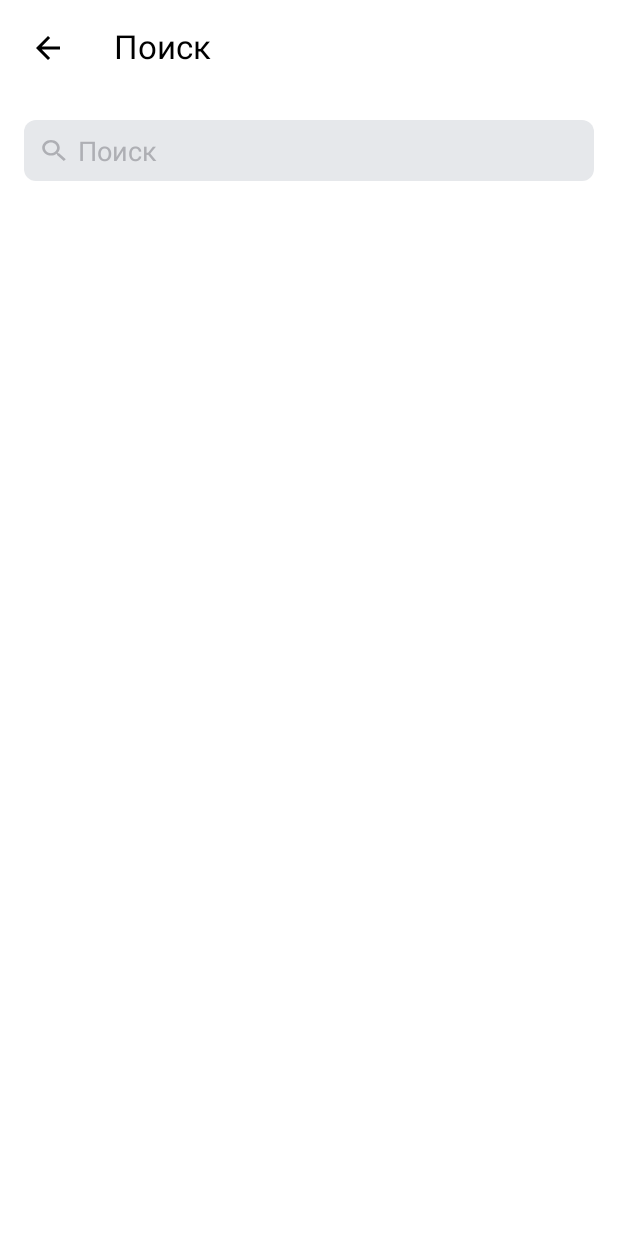
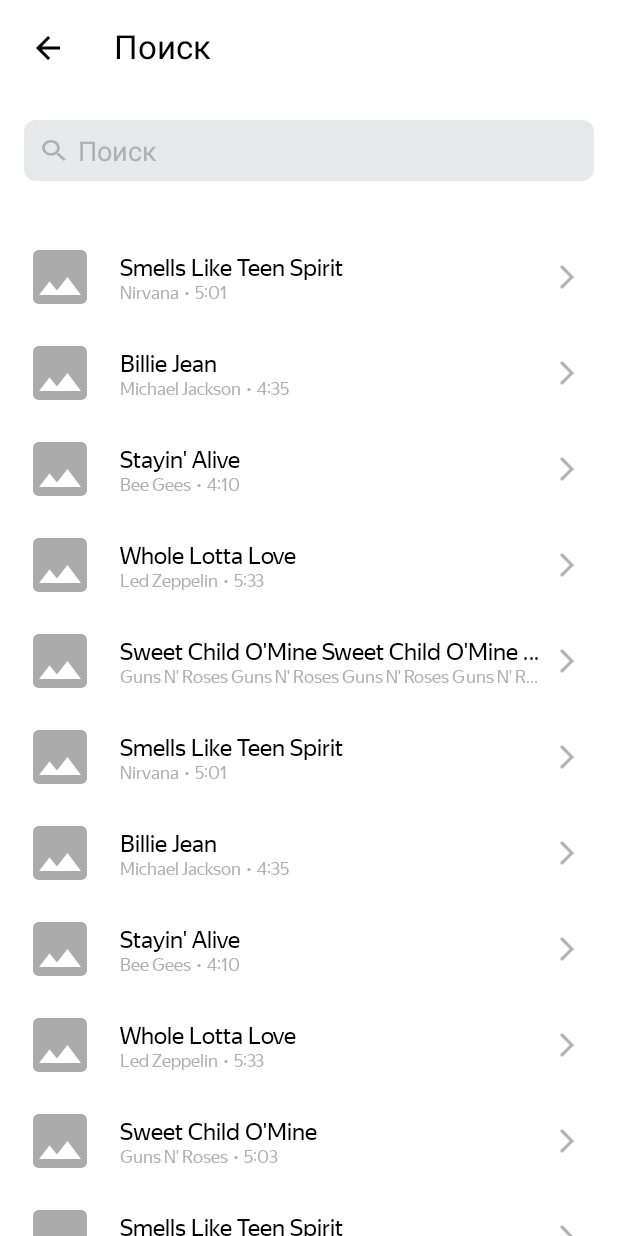
Before and after one commit to anonim-no/Playlist_Maker, an Android app: the SearchActivity screen opened directly, with no data from a screen before it, on a phone screen of 412 x 824 dp. Run offline under Robolectric (Android 15) with nearby library versions, the phone set to English and light mode, and no system bars; pictures from the network do not load.

Commit message:
- реализован RecyclerView для результатов поиска на моках

```diff
--- a/app/build.gradle
+++ b/app/build.gradle
@@ -9,7 +9,7 @@ android {
 
     defaultConfig {
         applicationId "com.example.playlistmaker"
-        minSdk 24
+        minSdk 28
         targetSdk 33
         versionCode 1
         versionName "1.0"
@@ -41,4 +41,6 @@ dependencies {
     testImplementation 'junit:junit:4.13.2'
     androidTestImplementation 'androidx.test.ext:junit:1.1.3'
     androidTestImplementation 'androidx.test.espresso:espresso-core:3.4.0'
+    implementation 'com.github.bumptech.glide:glide:4.14.2'
+    annotationProcessor 'com.github.bumptech.glide:compiler:4.14.2'
 }
--- a/app/src/main/AndroidManifest.xml
+++ b/app/src/main/AndroidManifest.xml
@@ -1,6 +1,8 @@
 <?xml version="1.0" encoding="utf-8"?>
 <manifest xmlns:android="http://schemas.android.com/apk/res/android"
     xmlns:tools="http://schemas.android.com/tools">
+
+    <uses-permission android:name="android.permission.INTERNET" />
 
     <application
         android:allowBackup="true"
@@ -18,7 +20,7 @@
             android:name=".MediaLibraryActivity"
             android:exported="false" />
         <activity
-            android:name=".SearchActivity"
+            android:name=".search.SearchActivity"
             android:exported="false" />
         <activity
             android:name=".MainActivity"
--- a/app/src/main/java/com/example/playlistmaker/MainActivity.kt
+++ b/app/src/main/java/com/example/playlistmaker/MainActivity.kt
@@ -4,6 +4,7 @@ import android.content.Intent
 import androidx.appcompat.app.AppCompatActivity
 import android.os.Bundle
 import android.widget.Button
+import com.example.playlistmaker.search.SearchActivity
 
 class MainActivity : AppCompatActivity() {
     override fun onCreate(savedInstanceState: Bundle?) {
--- a/app/src/main/java/com/example/playlistmaker/SearchActivity.kt
+++ /dev/null
@@ -1,95 +0,0 @@
-package com.example.playlistmaker
-
-import android.os.Bundle
-import android.text.Editable
-import android.text.TextWatcher
-import android.view.View
-import android.view.inputmethod.InputMethodManager
-import android.widget.EditText
-import android.widget.ImageView
-import androidx.appcompat.app.AppCompatActivity
-
-class SearchActivity : AppCompatActivity() {
-
-    companion object {
-        const val SEARCH_QUERY = "SEARCH_QUERY"
-    }
-
-    // в переменную сохраняется текст из поисковой строки при изменении
-    private var searchInputQwery = ""
-
-    private lateinit var searchInput: EditText
-    private lateinit var searchInputClearButton: ImageView
-    private val searchInputTextWatcher = object : TextWatcher {
-        override fun onTextChanged(s: CharSequence?, start: Int, before: Int, count: Int) {
-            // при изменении текста скрываем или показываем кнопку очистки формы
-            searchInputClearButton.visibility = clearButtonVisibility(s)
-            // сохраняем тест в переменную
-            searchInputQwery = s.toString()
-        }
-        override fun beforeTextChanged(s: CharSequence?, start: Int, count: Int, after: Int) {}
-        override fun afterTextChanged(s: Editable?) {}
-    }
-
-    override fun onCreate(savedInstanceState: Bundle?) {
-        super.onCreate(savedInstanceState)
-        setContentView(R.layout.activity_search)
-
-        init()
-    }
-
-    private fun init() {
-
-        // закрываем SearchActivity и возвращаемся на предыдущее
-        findViewById<ImageView>(R.id.back_to_main_activity).setOnClickListener {
-            finish()
-        }
-
-        searchInput = findViewById(R.id.input_search_form)
-        // ставим фокус на форму поиска
-        searchInput.requestFocus()
-        // к форме поиска добавляем обработчик ввода текста
-        searchInput.addTextChangedListener(searchInputTextWatcher)
-
-        searchInputClearButton = findViewById(R.id.clear_search_form)
-        // при запуске скрываем или показываем кнопку очистки формы
-        searchInputClearButton.visibility = clearButtonVisibility(searchInput.text)
-        // очищаем форму поиска
-        searchInputClearButton.setOnClickListener {
-            clearSearchForm()
-        }
-    }
-
-    private fun clearSearchForm() {
-        searchInput.setText("")
-
-        // Прячем клавиатуру
-        val view = this.currentFocus
-        if (view != null) {
-            val imm = getSystemService(INPUT_METHOD_SERVICE) as InputMethodManager
-            imm.hideSoftInputFromWindow(view.windowToken, 0)
-        }
-    }
-
-    private fun clearButtonVisibility(s: CharSequence?): Int {
-        return if (s.isNullOrEmpty()) {
-            View.GONE
-        } else {
-            View.VISIBLE
-        }
-    }
-
-    // перед уничтожением активити сохраняем всё что введено в поле поискового запроса
-    override fun onSaveInstanceState(outState: Bundle) {
-        super.onSaveInstanceState(outState)
-        outState.putString(SEARCH_QUERY, searchInputQwery)
-    }
-
-    // восстанавливаем текст и помещаем в EditText
-    override fun onRestoreInstanceState(savedInstanceState: Bundle) {
-        super.onRestoreInstanceState(savedInstanceState)
-        searchInputQwery = savedInstanceState.getString(SEARCH_QUERY,"")
-        searchInput.setText(searchInputQwery)
-    }
-
-}
--- /dev/null
+++ b/app/src/main/java/com/example/playlistmaker/models/Track.kt
@@ -0,0 +1,10 @@
+package com.example.playlistmaker.models
+
+class Track (
+    val trackName: String, // Название композиции
+    val artistName: String, // Имя исполнителя
+    val trackTime: String, // Продолжительность трека
+    val artworkUrl100: String, // Ссылка на изображение обложки
+){
+
+}
--- /dev/null
+++ b/app/src/main/java/com/example/playlistmaker/search/SearchActivity.kt
@@ -0,0 +1,186 @@
+package com.example.playlistmaker.search
+
+import android.os.Bundle
+import android.text.Editable
+import android.text.TextWatcher
+import android.view.View
+import android.view.inputmethod.InputMethodManager
+import android.widget.EditText
+import android.widget.ImageView
+import androidx.appcompat.app.AppCompatActivity
+import androidx.recyclerview.widget.RecyclerView
+import com.example.playlistmaker.R
+import com.example.playlistmaker.models.Track
+
+class SearchActivity : AppCompatActivity() {
+
+    companion object {
+        const val SEARCH_QUERY = "SEARCH_QUERY"
+    }
+
+    // в переменную сохраняется текст из поисковой строки при изменении
+    private var searchInputQwery = ""
+
+    private lateinit var searchInput: EditText
+    private lateinit var searchInputClearButton: ImageView
+
+    private val searchInputTextWatcher = object : TextWatcher {
+        override fun onTextChanged(s: CharSequence?, start: Int, before: Int, count: Int) {
+            // при изменении текста скрываем или показываем кнопку очистки формы
+            searchInputClearButton.visibility = clearButtonVisibility(s)
+            // сохраняем тест в переменную
+            searchInputQwery = s.toString()
+        }
+        override fun beforeTextChanged(s: CharSequence?, start: Int, count: Int, after: Int) {}
+        override fun afterTextChanged(s: Editable?) {}
+    }
+
+    override fun onCreate(savedInstanceState: Bundle?) {
+        super.onCreate(savedInstanceState)
+        setContentView(R.layout.activity_search)
+
+        init()
+
+        search()
+    }
+
+    private fun search() {
+        val rvSearch = findViewById<RecyclerView>(R.id.rvSearchResults)
+        rvSearch.adapter = SearchAdapter(mockTracks, this)
+    }
+
+    private fun init() {
+
+        // закрываем SearchActivity и возвращаемся на предыдущее
+        findViewById<ImageView>(R.id.back_to_main_activity).setOnClickListener {
+            finish()
+        }
+
+        searchInput = findViewById(R.id.input_search_form)
+        // ставим фокус на форму поиска
+        // уберем пока фокус чтобы вывести моковые результаты поиска
+        //searchInput.requestFocus()
+
+        // к форме поиска добавляем обработчик ввода текста
+        searchInput.addTextChangedListener(searchInputTextWatcher)
+
+        searchInputClearButton = findViewById(R.id.clear_search_form)
+        // при запуске скрываем или показываем кнопку очистки формы
+        searchInputClearButton.visibility = clearButtonVisibility(searchInput.text)
+        // очищаем форму поиска
+        searchInputClearButton.setOnClickListener {
+            clearSearchForm()
+        }
+    }
+
+    private fun clearSearchForm() {
+        searchInput.setText("")
+
+        // Прячем клавиатуру
+        val view = this.currentFocus
+        if (view != null) {
+            val imm = getSystemService(INPUT_METHOD_SERVICE) as InputMethodManager
+            imm.hideSoftInputFromWindow(view.windowToken, 0)
+        }
+    }
+
+    private fun clearButtonVisibility(s: CharSequence?): Int {
+        return if (s.isNullOrEmpty()) {
+            View.GONE
+        } else {
+            View.VISIBLE
+        }
+    }
+
+    // перед уничтожением активити сохраняем всё что введено в поле поискового запроса
+    override fun onSaveInstanceState(outState: Bundle) {
+        super.onSaveInstanceState(outState)
+        outState.putString(SEARCH_QUERY, searchInputQwery)
+    }
+
+    // восстанавливаем текст и помещаем в EditText
+    override fun onRestoreInstanceState(savedInstanceState: Bundle) {
+        super.onRestoreInstanceState(savedInstanceState)
+        searchInputQwery = savedInstanceState.getString(SEARCH_QUERY,"")
+        searchInput.setText(searchInputQwery)
+    }
+
+    private val mockTracks = arrayListOf(
+        Track(
+            "Smells Like Teen Spirit",
+            "Nirvana", "5:01",
+            "https://is5-ssl.mzstatic.com/image/thumb/Music115/v4/7b/58/c2/7b58c21a-2b51-2bb2-e59a-9bb9b96ad8c3/00602567924166.rgb.jpg/100x100bb.jpg"
+        ),
+        Track(
+            "Billie Jean",
+            "Michael Jackson",
+            "4:35",
+            "https://is5-ssl.mzstatic.com/image/thumb/Music125/v4/3d/9d/38/3d9d3811-71f0-3a0e-1ada-3004e56ff852/827969428726.jpg/100x100bb.jpg",
+        ),
+        Track(
+            "Stayin' Alive",
+            "Bee Gees",
+            "4:10",
+            "https://is4-ssl.mzstatic.com/image/thumb/Music115/v4/1f/80/1f/1f801fc1-8c0f-ea3e-d3e5-387c6619619e/16UMGIM86640.rgb.jpg/100x100bb.jpg",
+        ),
+        Track(
+            "Whole Lotta Love",
+            "Led Zeppelin",
+            "5:33",
+            "https://is2-ssl.mzstatic.com/image/thumb/Music62/v4/7e/17/e3/7e17e33f-2efa-2a36-e916-7f808576cf6b/mzm.fyigqcbs.jpg/100x100bb.jpg",
+        ),
+        Track(
+            "Sweet Child O'Mine Sweet Child O'Mine Sweet Child O'Mine Sweet Child O'Mine Sweet Child O'Mine ",
+            "Guns N' Roses Guns N' Roses Guns N' Roses Guns N' Roses Guns N' Roses Guns N' Roses Guns N' Roses Guns N' Roses Guns N' Roses ",
+            "5:03",
+            "https://is5-ssl.mzstatic.com/image/thumb/Music125/v4/a0/4d/c4/a04dc484-03cc-02aa-fa82-5334fcb4bc16/18UMGIM24878.rgb.jpg/100x100bb.jpg",
+        ),
+        Track(
+            "Smells Like Teen Spirit",
+            "Nirvana", "5:01",
+            "https://is5-ssl.mzstatic.com/image/thumb/Music115/v4/7b/58/c2/7b58c21a-2b51-2bb2-e59a-9bb9b96ad8c3/00602567924166.rgb.jpg/100x100bb.jpg"
+        ),
+        Track(
+            "Billie Jean",
+            "Michael Jackson",
+            "4:35",
+            "https://is5-ssl.mzstatic.com/image/thumb/Music125/v4/3d/9d/38/3d9d3811-71f0-3a0e-1ada-3004e56ff852/827969428726.jpg/100x100bb.jpg",
+        ),
+        Track(
+            "Stayin' Alive",
+            "Bee Gees",
+            "4:10",
+            "https://is4-ssl.mzstatic.com/image/thumb/Music115/v4/1f/80/1f/1f801fc1-8c0f-ea3e-d3e5-387c6619619e/16UMGIM86640.rgb.jpg/100x100bb.jpg",
+        ),
+        Track(
+            "Whole Lotta Love",
+            "Led Zeppelin",
+            "5:33",
+            "https://is2-ssl.mzstatic.com/image/thumb/Music62/v4/7e/17/e3/7e17e33f-2efa-2a36-e916-7f808576cf6b/mzm.fyigqcbs.jpg/100x100bb.jpg",
+        ),
+        Track(
+            "Sweet Child O'Mine ",
+            "Guns N' Roses",
+            "5:03",
+            "https://is5-ssl.mzstatic.com/image/thumb/Music125/v4/a0/4d/c4/a04dc484-03cc-02aa-fa82-5334fcb4bc16/18UMGIM24878.rgb.jpg/100x100bb.jpg",
+        ),
+        Track(
+            "Smells Like Teen Spirit",
+            "Nirvana", "5:01",
+            "https://is5-ssl.mzstatic.com/image/thumb/Music115/v4/7b/58/c2/7b58c21a-2b51-2bb2-e59a-9bb9b96ad8c3/00602567924166.rgb.jpg/100x100bb.jpg"
+        ),
+        Track(
+            "Billie Jean",
+            "Michael Jackson",
+            "4:35",
+            "https://is5-ssl.mzstatic.com/image/thumb/Music125/v4/3d/9d/38/3d9d3811-71f0-3a0e-1ada-3004e56ff852/827969428726.jpg/100x100bb.jpg",
+        ),
+        Track(
+            "Stayin' Alive",
+            "Bee Gees",
+            "4:10",
+            "https://is4-ssl.mzstatic.com/image/thumb/Music115/v4/1f/80/1f/1f801fc1-8c0f-ea3e-d3e5-387c6619619e/16UMGIM86640.rgb.jpg/100x100bb.jpg",
+        ),
+    )
+
+}
--- /dev/null
+++ b/app/src/main/java/com/example/playlistmaker/search/SearchAdapter.kt
@@ -0,0 +1,30 @@
+package com.example.playlistmaker.search
+
+import android.content.Context
+import android.view.LayoutInflater
+import android.view.ViewGroup
+import android.widget.Toast
+import androidx.recyclerview.widget.RecyclerView
+import com.example.playlistmaker.R
+import com.example.playlistmaker.models.Track
+
+class SearchAdapter(private val tracks: ArrayList<Track>, private val context: Context) : RecyclerView.Adapter<SearchViewHolder>() {
+
+    override fun onCreateViewHolder(parent: ViewGroup, viewType: Int): SearchViewHolder {
+        val view = LayoutInflater.from(parent.context).inflate(R.layout.item_search, parent, false)
+        return SearchViewHolder(view)
+    }
+
+    override fun getItemCount(): Int {
+        return tracks.size
+    }
+
+    override fun onBindViewHolder(holder: SearchViewHolder, position: Int) {
+        holder.bind(tracks[position])
+        holder.itemView.setOnClickListener {
+            Toast.makeText(context, "${position}: ${tracks[position].artistName} - ${tracks[position].trackName}", Toast.LENGTH_SHORT).show()
+        }
+    }
+
+
+}
--- /dev/null
+++ b/app/src/main/java/com/example/playlistmaker/search/SearchViewHolder.kt
@@ -0,0 +1,28 @@
+package com.example.playlistmaker.search
+
+import android.view.View
+import android.widget.ImageView
+import android.widget.TextView
+import androidx.recyclerview.widget.RecyclerView
+import com.bumptech.glide.Glide
+import com.bumptech.glide.load.resource.bitmap.RoundedCorners
+import com.example.playlistmaker.R
+import com.example.playlistmaker.models.Track
+
+class SearchViewHolder(itemView: View) : RecyclerView.ViewHolder(itemView) {
+
+    private val trackName: TextView = itemView.findViewById(R.id.tvTrackName)
+    private val artistName: TextView = itemView.findViewById(R.id.tvArtistNameTrackTime)
+    private val artworkUrl100: ImageView = itemView.findViewById(R.id.ivTrackArt)
+
+    fun bind(track: Track) {
+        trackName.text = track.trackName
+        artistName.text = "${track.artistName}  •  ${track.trackTime}"
+        Glide
+            .with(itemView)
+            .load(track.artworkUrl100)
+            .placeholder(R.drawable.icon_image)
+            .transform(RoundedCorners(2))
+            .into(artworkUrl100)
+    }
+}
--- /dev/null
+++ b/app/src/main/res/drawable/icon_image.xml
@@ -0,0 +1,5 @@
+<vector android:height="48dp" android:tint="#ABABAB"
+    android:viewportHeight="24" android:viewportWidth="24"
+    android:width="48dp" xmlns:android="http://schemas.android.com/apk/res/android">
+    <path android:fillColor="@android:color/white" android:pathData="M21,19V5c0,-1.1 -0.9,-2 -2,-2H5c-1.1,0 -2,0.9 -2,2v14c0,1.1 0.9,2 2,2h14c1.1,0 2,-0.9 2,-2zM8.5,13.5l2.5,3.01L14.5,12l4.5,6H5l3.5,-4.5z"/>
+</vector>
--- a/app/src/main/res/layout/activity_search.xml
+++ b/app/src/main/res/layout/activity_search.xml
@@ -6,6 +6,7 @@
     android:layout_height="match_parent"
     android:background="@color/settings_screen_background"
     android:orientation="vertical"
+    tools:context=".search.SearchActivity"
     >
 
     <LinearLayout
@@ -38,25 +39,21 @@
         android:layout_width="match_parent"
         android:paddingHorizontal="@dimen/padding_horizontal"
         android:id="@+id/container"
+        android:layout_marginBottom="@dimen/margin_from_header"
         >
 
         <EditText
             android:id="@+id/input_search_form"
             android:layout_width="match_parent"
             android:layout_height="wrap_content"
-
             android:hint="@string/search"
-
             android:inputType="text"
             android:textColor="@color/search_form_text_color"
             android:textColorHint="@color/search_form_text_hint_color"
             android:lines="1"
             android:maxLength="255"
-
             android:padding="8dp"
-
             android:background="@drawable/rounded_edittext_backgroud"
-
             android:drawableStart="@drawable/icon_search_form"
             android:drawablePadding="8dp"
             android:drawableTint="@color/search_form_text_hint_color"
@@ -75,4 +72,15 @@
             app:tint="@color/search_form_text_hint_color"
             />
     </FrameLayout>
+
+    <androidx.recyclerview.widget.RecyclerView
+        android:id="@+id/rvSearchResults"
+        android:layout_width="match_parent"
+        android:layout_height="wrap_content"
+        app:layoutManager="androidx.recyclerview.widget.LinearLayoutManager"
+        android:orientation="vertical"
+        tools:listitem="@layout/item_search"
+        >
+
+    </androidx.recyclerview.widget.RecyclerView>
 </LinearLayout>
--- a/app/src/main/res/layout/activity_settings.xml
+++ b/app/src/main/res/layout/activity_settings.xml
@@ -57,6 +57,6 @@
     <Button style="@style/SettingsButtonText"
         android:id="@+id/button_terms"
         android:text="@string/terms"
-        app:icon="@drawable/icon_terms"
+        app:icon="@drawable/icon_chevron_right"
      />
 </LinearLayout>
--- /dev/null
+++ b/app/src/main/res/layout/item_search.xml
@@ -0,0 +1,68 @@
+<?xml version="1.0" encoding="utf-8"?>
+<androidx.constraintlayout.widget.ConstraintLayout
+    xmlns:android="http://schemas.android.com/apk/res/android"
+    xmlns:app="http://schemas.android.com/apk/res-auto"
+    xmlns:tools="http://schemas.android.com/tools"
+    android:layout_width="match_parent"
+    android:layout_height="wrap_content"
+    android:background="?android:attr/selectableItemBackground"
+    android:padding="8dp">
+
+    <ImageView
+        android:id="@+id/ivTrackArt"
+        android:layout_width="48dp"
+        android:layout_height="48dp"
+        android:layout_marginStart="8dp"
+        tools:src="@drawable/icon_image"
+        app:layout_constraintStart_toStartOf="parent"
+        app:layout_constraintTop_toTopOf="parent"
+        />
+
+    <TextView
+        android:id="@+id/tvTrackName"
+        android:layout_width="0dp"
+        android:layout_height="wrap_content"
+        android:layout_marginStart="16dp"
+        android:layout_marginTop="8dp"
+        android:ellipsize="end"
+        android:fontFamily="@font/ys_display_regular"
+        android:lines="1"
+        android:textColor="@color/search_results_track_name"
+        android:textFontWeight="400"
+        android:textSize="16sp"
+        app:layout_constraintEnd_toStartOf="@+id/moreImageViewButton"
+        app:layout_constraintStart_toEndOf="@id/ivTrackArt"
+        app:layout_constraintTop_toTopOf="parent"
+        tools:text="Here Comes The Sun (Remastered) feat long track name" />
+
+    <TextView
+        android:id="@+id/tvArtistNameTrackTime"
+        android:layout_width="0dp"
+        android:layout_height="wrap_content"
+        android:layout_marginStart="16dp"
+        android:ellipsize="end"
+        android:fontFamily="@font/ys_display_regular"
+        android:lines="1"
+        android:textColor="@color/search_results_artist_name"
+        android:textFontWeight="400"
+        android:textSize="12sp"
+        app:layout_constraintEnd_toStartOf="@+id/moreImageViewButton"
+        app:layout_constraintHorizontal_bias="0.0"
+        app:layout_constraintStart_toEndOf="@+id/ivTrackArt"
+        app:layout_constraintTop_toBottomOf="@id/tvTrackName"
+        tools:text="The Beatles  •  05:05" />
+
+    <ImageView
+        android:id="@+id/moreImageViewButton"
+        android:layout_width="28dp"
+        android:layout_height="28dp"
+        android:src="@drawable/icon_chevron_right"
+        android:padding="6dp"
+        android:layout_marginEnd="12dp"
+        app:layout_constraintTop_toTopOf="parent"
+        app:layout_constraintBottom_toBottomOf="parent"
+        app:layout_constraintEnd_toEndOf="parent"
+        app:tint="@color/search_results_chevron" />
+
+
+</androidx.constraintlayout.widget.ConstraintLayout>
--- a/app/src/main/res/values-night/colors.xml
+++ b/app/src/main/res/values-night/colors.xml
@@ -1,11 +1,19 @@
 <?xml version="1.0" encoding="utf-8"?>
 <resources>
+    <color name="text_color">#FFFFFF</color>
+
     <color name="main_screen_background">#1A1B22</color>
+
     <color name="settings_screen_background">#1A1B22</color>
     <color name="settings_text_color">#FFFFFF</color>
     <color name="settings_button_background_color">#1A1B22</color>
     <color name="settings_switch">#3772E7</color>
+
     <color name="search_form_background_color">#FFFFFF</color>
     <color name="search_form_text_color">#1A1B22</color>
     <color name="search_form_text_hint_color">#1A1B22</color>
+
+    <color name="search_results_track_name">#FFFFFF</color>
+    <color name="search_results_artist_name">#FFFFFF</color>
+    <color name="search_results_chevron">#FFFFFF</color>
 </resources>
--- a/app/src/main/res/values/colors.xml
+++ b/app/src/main/res/values/colors.xml
@@ -7,6 +7,8 @@
     <color name="teal_700">#FF018786</color>
     <color name="black">#FF000000</color>
     <color name="white">#FFFFFFFF</color>
+
+    <color name="text_color">#000000</color>
 
     <color name="main_screen_background">#3772E7</color>
     <color name="main_button_text_color">#1A1B22</color>
@@ -21,4 +23,8 @@
     <color name="search_form_background_color">#E6E8EB</color>
     <color name="search_form_text_color">#1A1B22</color>
     <color name="search_form_text_hint_color">#AEAFB4</color>
+
+    <color name="search_results_track_name">#000000</color>
+    <color name="search_results_artist_name">#AEAFB4</color>
+    <color name="search_results_chevron">#AEAFB4</color>
 </resources>
--- a/app/src/main/res/values/styles.xml
+++ b/app/src/main/res/values/styles.xml
@@ -51,5 +51,12 @@
 
         <item name="android:foreground">?attr/selectableItemBackground</item>
     </style>
+    <style name="SearchResult">
+        <item name="iconTint">@color/settings_text_color</item>
+
+        <item name="android:backgroundTint">@color/settings_button_background_color</item>
+
+        <item name="android:foreground">?attr/selectableItemBackground</item>
+    </style>
 
 </resources>
```
Also changed, not shown: app/src/main/res/drawable/icon_chevron_right.xml (renamed from app/src/main/res/drawable/icon_terms.xml).
